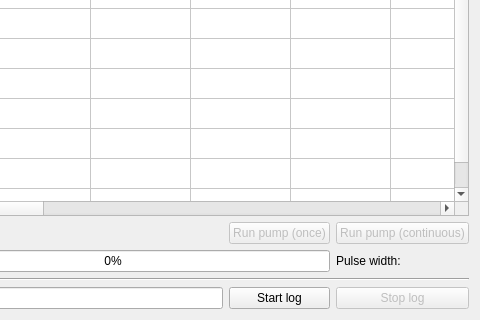
First picture: the form in mainwindow.ui, repository colinbourassa/rovergauge, before the edit; both pictures show x 570 to 1050 and y 290 to 610 of the 1050 by 610 pixel window.
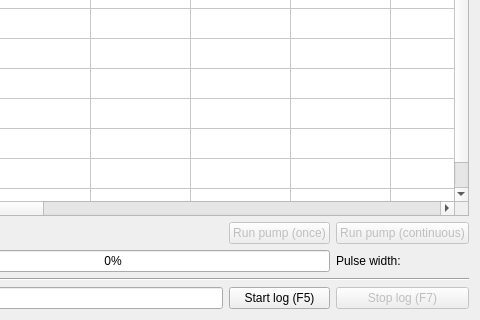
Second picture: the form after the edit. Custom widgets are drawn as their Qt base class.

Commit message: Tweak battery-backed RAM display and add labels for keyboard shortcuts

The edit to the form file:
```diff
--- a/mainwindow.ui
+++ b/mainwindow.ui
@@ -624,7 +624,7 @@
           <item row="5" column="2">
            <widget class="QPushButton" name="m_startLoggingButton">
             <property name="text">
-             <string>Start log</string>
+             <string>Start log (F5)</string>
             </property>
            </widget>
           </item>
@@ -644,7 +644,7 @@
              <bool>false</bool>
             </property>
             <property name="text">
-             <string>Stop log</string>
+             <string>Stop log (F7)</string>
             </property>
            </widget>
           </item>
```
Left out of the diff: 5 changed lines with no effect on the pictures. The commit also changes 4 other files.
